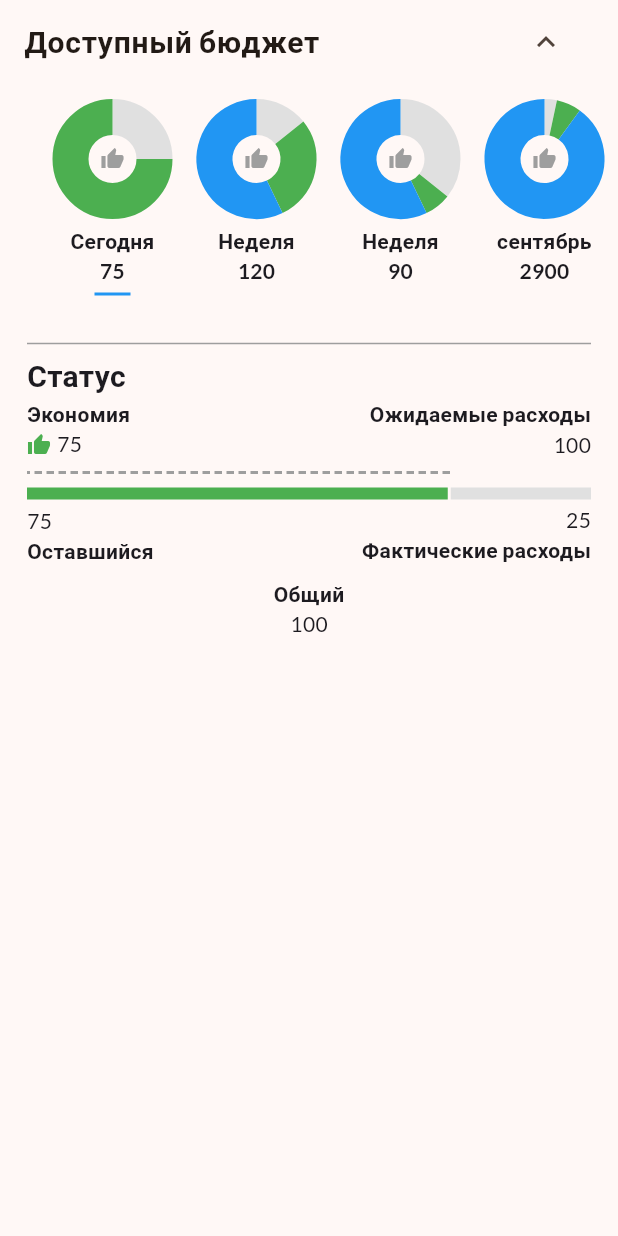
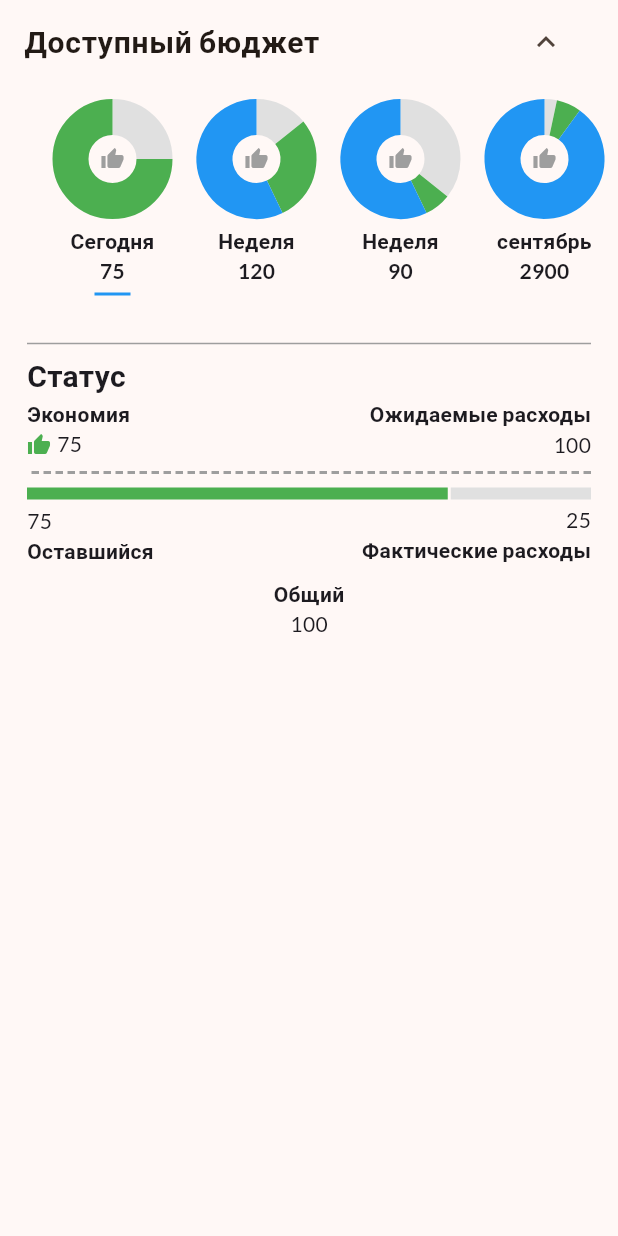
Before and after one commit to denickman/Budget, a Flutter app: the screen it shows after launch, after a tap on the "keyboard arrow down" icon, after a tap on "Сегодня", on a phone screen of 412 x 824 dp. Run offline on Flutter 3.47's test engine with Material 3 defaults, Android fonts, the phone set to English and light mode, and no system bars; drawn by our look-alikes of fl_chart; our stand-ins replace google_fonts.

Commit message:
Update status segments

```diff
--- a/lib/widgets/available/status_segments.dart
+++ b/lib/widgets/available/status_segments.dart
@@ -22,8 +22,8 @@ class SegmentsStatus extends StatelessWidget {
     double green = getGreen(expected, spent);
     double future = initial - expected;
     double total = initial + red;
-    double remaining = math.max(0.0, initial - spent);
-    double dashedLineFraction = (future + green + red) / total;
+    // Пунктирная линия покрывает gray + red (если есть) или gray + green (если есть) или gray (если нет variance)
+    double dashedLineFraction = (gray + (red > 0 ? red : green)) / total;
 
     const double segmentSpacing = 2.0;
     List<Widget> segments = [];
@@ -79,19 +79,19 @@ class SegmentsStatus extends StatelessWidget {
       children: [
         // Пунктирная линия
         Align(
-          alignment: Alignment.centerLeft,
+          alignment: Alignment.centerRight,
           child: FractionallySizedBox(
             widthFactor: dashedLineFraction,
             child: Row(
               mainAxisSize: MainAxisSize.max,
               children: [
+                //const Icon(Icons.arrow_drop_down, color: AppColors.dashedLine),
                 Expanded(
                   child: CustomPaint(
                     painter: DashedLinePainter(),
                     child: const SizedBox(height: 10),
                   ),
                 ),
-               // const Icon(Icons.arrow_drop_down, color: AppColors.dashedLine),
               ],
             ),
           ),
```
